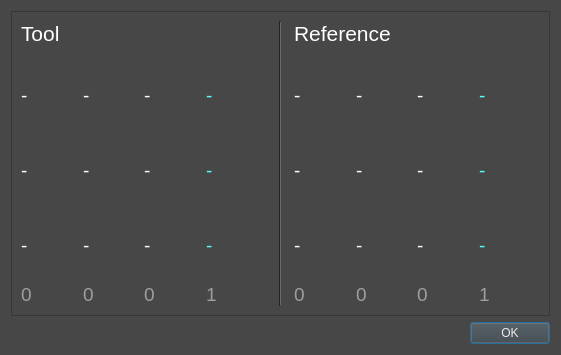
Qt form ui/ToolsWin.ui (DaneshJoy/bronchoscopy) before a commit.
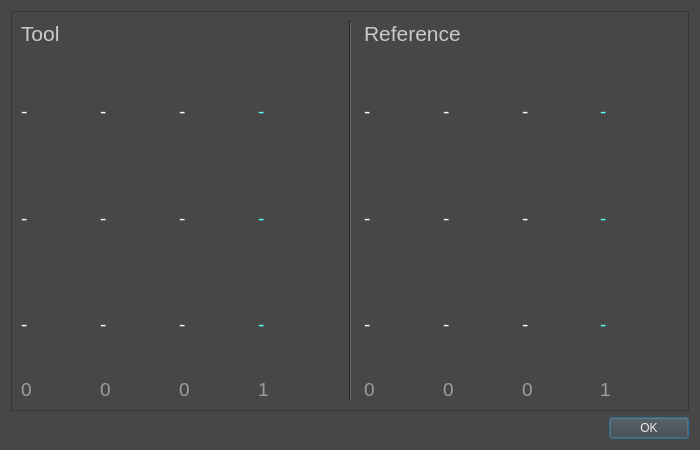
The same form after that commit.

```diff
--- a/ui/ToolsWin.ui
+++ b/ui/ToolsWin.ui
@@ -6,8 +6,8 @@
    <rect>
     <x>0</x>
     <y>0</y>
-    <width>561</width>
-    <height>355</height>
+    <width>700</width>
+    <height>450</height>
    </rect>
   </property>
   <property name="palette">
@@ -458,6 +458,9 @@
               <kerning>true</kerning>
              </font>
             </property>
+            <property name="styleSheet">
+             <string notr="true">color: rgb(202, 202, 202);</string>
+            </property>
             <property name="text">
              <string>Tool</string>
             </property>
@@ -752,6 +755,9 @@
               <kerning>true</kerning>
              </font>
             </property>
+            <property name="styleSheet">
+             <string notr="true">color: rgb(202, 202, 202);</string>
+            </property>
             <property name="text">
              <string>Reference</string>
             </property>
```
